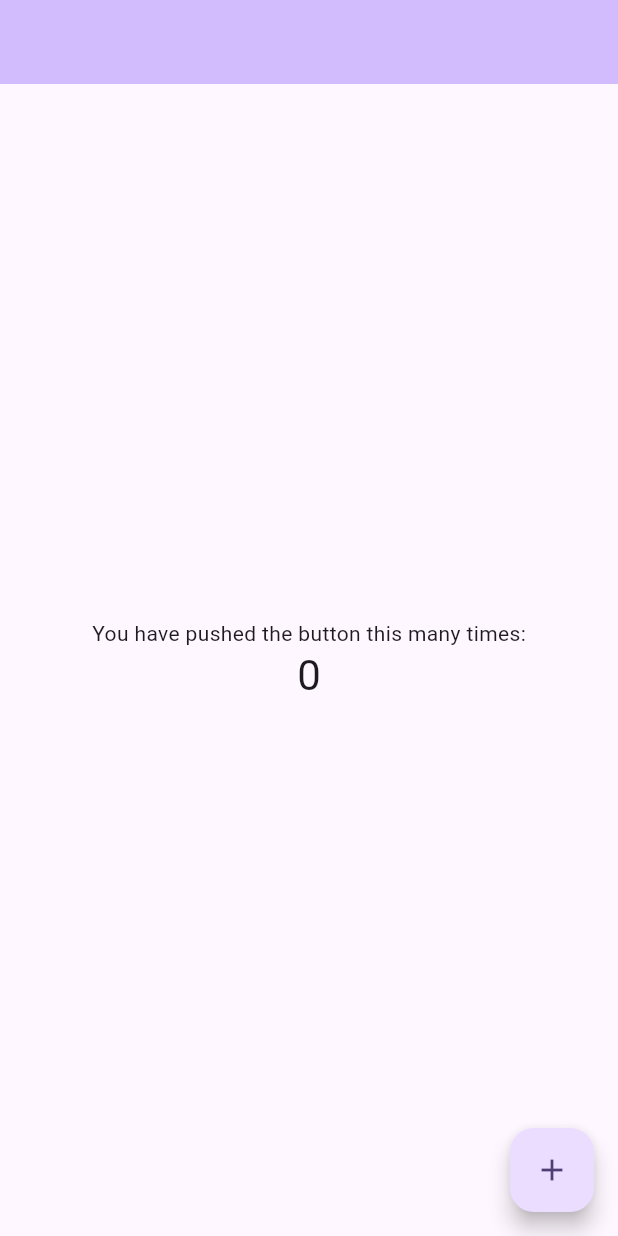
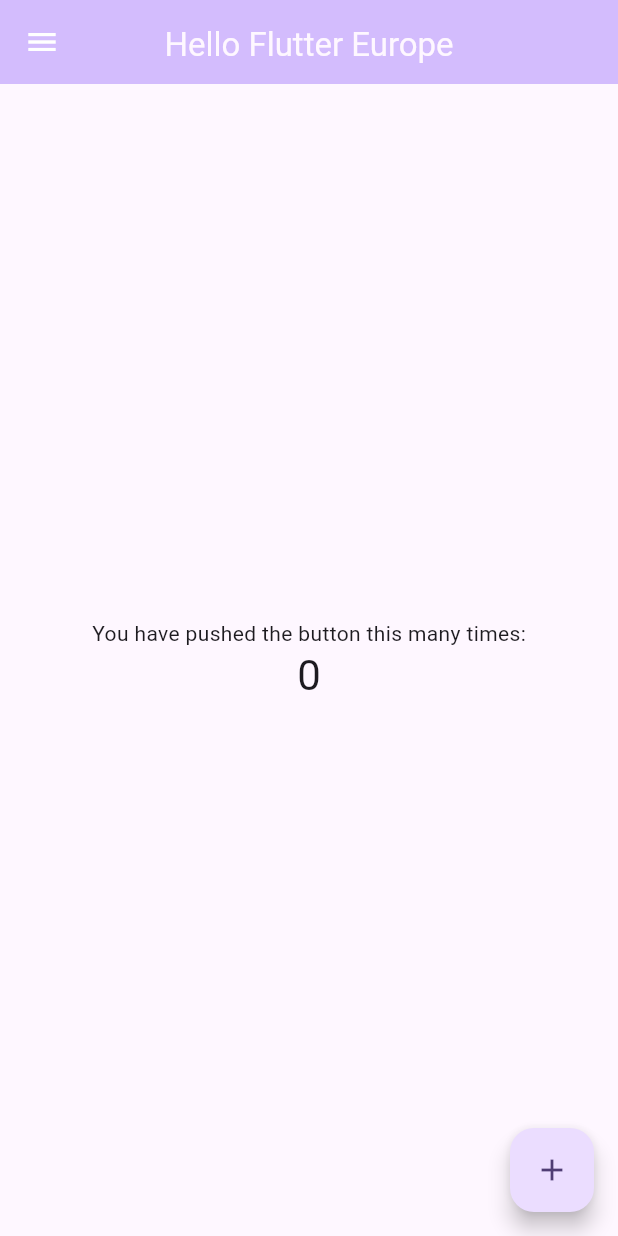
Before and after one commit to Eleaus-Hossain-Evan/complex_ui_flutter, a Flutter app: the screen it shows after launch, on a phone screen of 412 x 824 dp. Run offline on Flutter 3.47's test engine with Material 3 defaults, Android fonts, the phone set to English and light mode, and no system bars.

```diff
--- a/lib/custom_drawer.dart
+++ b/lib/custom_drawer.dart
@@ -1,4 +1,5 @@
-import 'package:complex_ui/main.dart';
+import 'dart:math' as math;
+
 import 'package:flutter/material.dart';
 
 class CustomDrawer extends StatefulWidget {
@@ -10,59 +11,89 @@ class CustomDrawer extends StatefulWidget {
 
 class _CustomDrawerState extends State<CustomDrawer>
     with SingleTickerProviderStateMixin {
-  static const Duration toggleDuration = Duration(milliseconds: 250);
-  static const double maxSlide = 100.0;
-  static const double minDragStartEdge = 60;
-  static const double maxDragStartEdge = maxSlide - 16;
-  late AnimationController _animationController;
+  late AnimationController animationController;
   bool _canBeDragged = false;
+  final double maxSlide = 300.0;
 
   @override
   void initState() {
-    _animationController = AnimationController(
+    super.initState();
+    animationController = AnimationController(
       vsync: this,
-      duration: toggleDuration,
+      duration: const Duration(milliseconds: 250),
     );
-    super.initState();
   }
 
   @override
   void dispose() {
-    _animationController.dispose();
+    animationController.dispose();
     super.dispose();
   }
 
-  void close() => _animationController.reverse();
-
-  void open() => _animationController.forward();
-
-  void toggleDrawer() => _animationController.isCompleted ? close() : open();
+  void toggle() => animationController.isDismissed
+      ? animationController.forward()
+      : animationController.reverse();
 
   @override
   Widget build(BuildContext context) {
-    var myChild = const MyHomePage(title: "");
     return GestureDetector(
       onHorizontalDragStart: _onDragStart,
       onHorizontalDragUpdate: _onDragUpdate,
       onHorizontalDragEnd: _onDragEnd,
-      onTap: toggleDrawer,
+      behavior: HitTestBehavior.translucent,
+      onTap: toggle,
       child: AnimatedBuilder(
-        animation: _animationController,
+        animation: animationController,
         builder: (context, _) {
-          double animValue = _animationController.value;
-          final slideAmount = maxSlide * animValue;
-          final contentScale = 1.0 - (0.3 * animValue);
-          return Stack(
-            children: [
-              const MyDrawer(),
-              Transform(
+          return Material(
+            color: Colors.blueGrey,
+            child: Stack(
+              children: <Widget>[
+                Transform.translate(
+                  offset: Offset(maxSlide * (animationController.value - 1), 0),
+                  child: Transform(
                     transform: Matrix4.identity()
-                  ..translate(slideAmount)
-                  ..scale(contentScale, contentScale),
+                      ..setEntry(3, 2, 0.001)
+                      ..rotateY(math.pi / 2 * (1 - animationController.value)),
                     alignment: Alignment.centerRight,
-                child: myChild,
+                    child: const MyDrawer(),
+                  ),
+                ),
+                Transform.translate(
+                  offset: Offset(maxSlide * animationController.value, 0),
+                  child: Transform(
+                    transform: Matrix4.identity()
+                      ..setEntry(3, 2, 0.001)
+                      ..rotateY(-math.pi * animationController.value / 2),
+                    alignment: Alignment.centerLeft,
+                    child: const MyHomePage(title: ''),
+                  ),
+                ),
+                Positioned(
+                  top: 4.0 + MediaQuery.of(context).padding.top,
+                  left: 4.0 + animationController.value * maxSlide,
+                  child: IconButton(
+                    icon: const Icon(Icons.menu),
+                    onPressed: toggle,
+                    color: Colors.white,
+                  ),
+                ),
+                Positioned(
+                  top: 16.0 + MediaQuery.of(context).padding.top,
+                  left: animationController.value *
+                      MediaQuery.of(context).size.width,
+                  width: MediaQuery.of(context).size.width,
+                  child: Opacity(
+                    opacity: 1 - animationController.value,
+                    child: Text(
+                      'Hello Flutter Europe',
+                      style: Theme.of(context).primaryTextTheme.titleLarge,
+                      textAlign: TextAlign.center,
+                    ),
+                  ),
                 ),
               ],
+            ),
           );
         },
       ),
@@ -70,18 +101,15 @@ class _CustomDrawerState extends State<CustomDrawer>
   }
 
   void _onDragStart(DragStartDetails details) {
-    bool isDragOpenFromLeft = _animationController.isDismissed &&
-        details.globalPosition.dx < minDragStartEdge;
-    bool isDragCloseFromRight = _animationController.isCompleted &&
-        details.globalPosition.dx > maxDragStartEdge;
-
+    bool isDragOpenFromLeft = animationController.isDismissed;
+    bool isDragCloseFromRight = animationController.isCompleted;
     _canBeDragged = isDragOpenFromLeft || isDragCloseFromRight;
   }
 
   void _onDragUpdate(DragUpdateDetails details) {
     if (_canBeDragged) {
-      double delta = details.primaryDelta ?? 0 / maxSlide;
-      _animationController.value += delta;
+      double delta = details.primaryDelta! / maxSlide;
+      animationController.value += delta;
     }
   }
 
@@ -89,18 +117,18 @@ class _CustomDrawerState extends State<CustomDrawer>
     //I have no idea what it means, copied from Drawer
     double kMinFlingVelocity = 365.0;
 
-    if (_animationController.isDismissed || _animationController.isCompleted) {
+    if (animationController.isDismissed || animationController.isCompleted) {
       return;
     }
     if (details.velocity.pixelsPerSecond.dx.abs() >= kMinFlingVelocity) {
       double visualVelocity = details.velocity.pixelsPerSecond.dx /
           MediaQuery.of(context).size.width;
 
-      _animationController.fling(velocity: visualVelocity);
-    } else if (_animationController.value < 0.5) {
-      close();
+      animationController.fling(velocity: visualVelocity);
+    } else if (animationController.value < 0.5) {
+      animationController.reverse();
     } else {
-      open();
+      animationController.forward();
     }
   }
 }
@@ -110,7 +138,10 @@ class MyDrawer extends StatelessWidget {
 
   @override
   Widget build(BuildContext context) {
-    return Material(
+    return SizedBox(
+      width: 300,
+      height: double.infinity,
+      child: Material(
         color: Colors.blueAccent,
         child: SafeArea(
           child: Theme(
@@ -147,6 +178,55 @@ class MyDrawer extends StatelessWidget {
             ),
           ),
         ),
+      ),
     );
   }
 }
+
+class MyHomePage extends StatefulWidget {
+  const MyHomePage({super.key, required this.title});
+
+  final String title;
+
+  @override
+  State<MyHomePage> createState() => _MyHomePageState();
+}
+
+class _MyHomePageState extends State<MyHomePage> {
+  int _counter = 0;
+
+  void _incrementCounter() {
+    setState(() {
+      _counter++;
+    });
+  }
+
+  @override
+  Widget build(BuildContext context) {
+    return Scaffold(
+      appBar: AppBar(
+        backgroundColor: Theme.of(context).colorScheme.inversePrimary,
+        title: Text(widget.title),
+      ),
+      body: Center(
+        child: Column(
+          mainAxisAlignment: MainAxisAlignment.center,
+          children: <Widget>[
+            const Text(
+              'You have pushed the button this many times:',
+            ),
+            Text(
+              '$_counter',
+              style: Theme.of(context).textTheme.headlineMedium,
+            ),
+          ],
+        ),
+      ),
+      floatingActionButton: FloatingActionButton(
+        onPressed: _incrementCounter,
+        tooltip: 'Increment',
+        child: const Icon(Icons.add),
+      ),
+    );
+  }
+}
--- a/lib/main.dart
+++ b/lib/main.dart
@@ -20,51 +20,3 @@ class MyApp extends StatelessWidget {
     );
   }
 }
-
-class MyHomePage extends StatefulWidget {
-  const MyHomePage({super.key, required this.title});
-
-  final String title;
-
-  @override
-  State<MyHomePage> createState() => _MyHomePageState();
-}
-
-class _MyHomePageState extends State<MyHomePage> {
-  int _counter = 0;
-
-  void _incrementCounter() {
-    setState(() {
-      _counter++;
-    });
-  }
-
-  @override
-  Widget build(BuildContext context) {
-    return Scaffold(
-      appBar: AppBar(
-        backgroundColor: Theme.of(context).colorScheme.inversePrimary,
-        title: Text(widget.title),
-      ),
-      body: Center(
-        child: Column(
-          mainAxisAlignment: MainAxisAlignment.center,
-          children: <Widget>[
-            const Text(
-              'You have pushed the button this many times:',
-            ),
-            Text(
-              '$_counter',
-              style: Theme.of(context).textTheme.headlineMedium,
-            ),
-          ],
-        ),
-      ),
-      floatingActionButton: FloatingActionButton(
-        onPressed: _incrementCounter,
-        tooltip: 'Increment',
-        child: const Icon(Icons.add),
-      ),
-    );
-  }
-}
```
Lines whose indentation alone changed are shown as unchanged.
